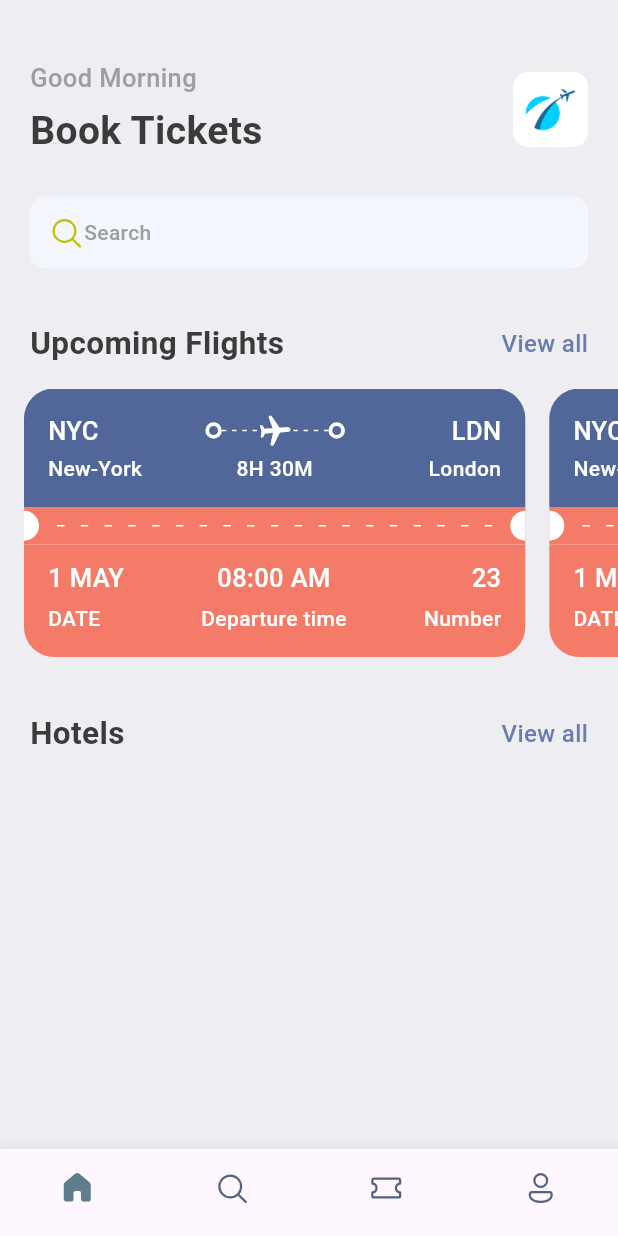
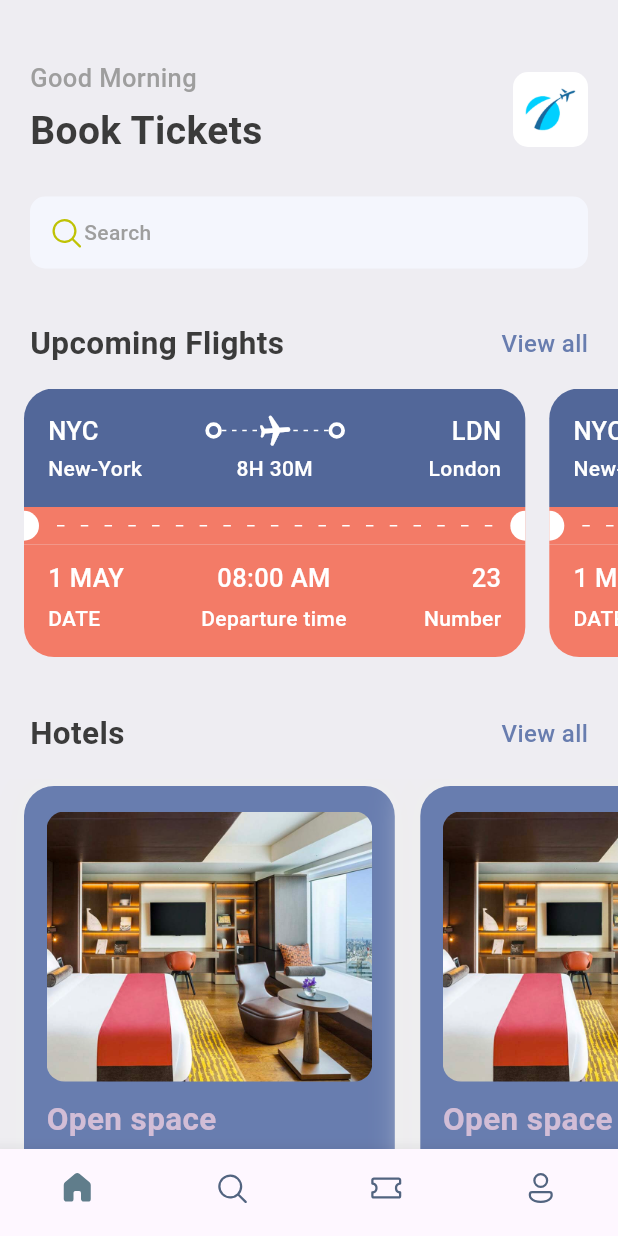
Before and after one commit to Shajjad002/book_tickets, a Flutter app: the screen it shows after launch, on a phone screen of 412 x 824 dp. Run offline on Flutter 3.47's test engine with Material 3 defaults, Android fonts, the phone set to English and light mode, and no system bars; our stand-ins replace fluentui_icons, gap.

Commit message:
Home Screen

```diff
--- a/lib/screens/home_screen.dart
+++ b/lib/screens/home_screen.dart
@@ -4,6 +4,8 @@
 import 'package:flutter/cupertino.dart';
 import 'package:flutter/material.dart';
 import 'package:gap/gap.dart';
+
+import 'hotel_screen.dart';
 
 class HomeScreen extends StatefulWidget {
   const HomeScreen({Key? key}) : super(key: key);
@@ -116,10 +118,10 @@
               padding: const EdgeInsets.only(left: 16),
               child:Row(
                 children: [
-                  //HotelScreen(),
-                  //HotelScreen(),
-                  //HotelScreen(),
-                 // HotelScreen(),
+                  HotelScreen(),
+                  HotelScreen(),
+                  HotelScreen(),
+                  HotelScreen(),
                 ],
               )
           ),
--- /dev/null
+++ b/lib/screens/hotel_screen.dart
@@ -0,0 +1,61 @@
+import 'package:flutter/cupertino.dart';
+import 'package:flutter/material.dart';
+import 'package:gap/gap.dart';
+
+import '../utils/app_layout.dart';
+import '../utils/app_styles.dart';
+
+class HotelScreen extends StatelessWidget {
+  const HotelScreen({super.key});
+
+  @override
+  Widget build(BuildContext context) {
+    final size = AppLayout.getSize(context);
+    return Container(
+      width: size.width*0.6,
+      height: 350,
+      padding: const EdgeInsets.symmetric(horizontal: 15,vertical: 17),
+      margin: const EdgeInsets.only(right: 17, top: 5),
+      decoration: BoxDecoration(
+          color: Styles.primaryColor,
+          borderRadius: BorderRadius.circular(20),
+          boxShadow: [
+            BoxShadow(color: Colors.grey.shade200,blurRadius: 20,spreadRadius: 5,)
+          ]
+      ),
+      child: Column(
+        crossAxisAlignment: CrossAxisAlignment.start,
+        children: [
+          Container(
+            height: 180,
+            decoration: BoxDecoration(
+                borderRadius: BorderRadius.circular(12),
+                color: Styles.primaryColor,
+                image: const DecorationImage(
+                    fit: BoxFit.cover,
+                    image: AssetImage(
+                        "assets/images/one.png"
+                    )
+                )
+            ),
+          ),
+          const Gap(10),
+          Text(
+            "Open space",
+            style: Styles.headLineStyle2.copyWith(color: Styles.kakiColor),
+          ),
+          const Gap(5),
+          Text(
+            "Londod",
+            style: Styles.headLineStyle3.copyWith(color: Colors.white),
+          ),
+          const Gap(8),
+          Text(
+            "40/Night",
+            style: Styles.headLineStyle3.copyWith(color: Colors.white),
+          ),
+        ],
+      ),
+    );
+  }
+}
```
